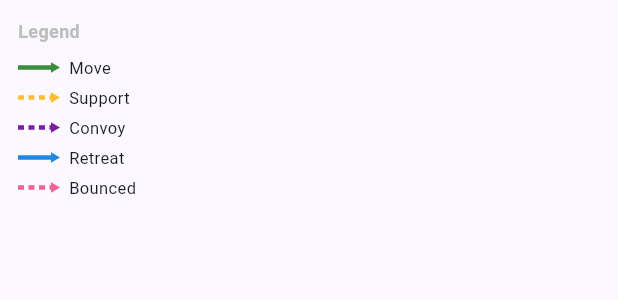
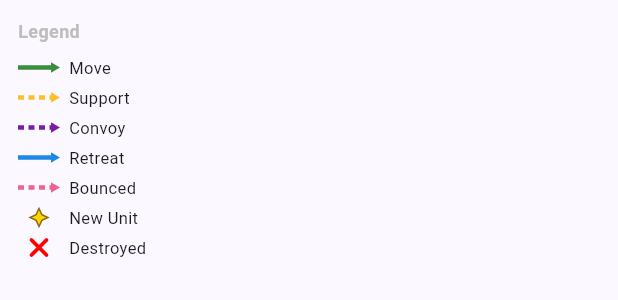
Before and after one commit to freeeve/polite-betrayal, a Flutter app: the _MapLegend widget shown alone on an empty page, opened directly, on a phone screen of 412 x 824 dp. Shown: the top 300 px of the screen. Run offline on Flutter 3.47's test engine with Material 3 defaults, Android fonts, the phone set to English and light mode, and no system bars; our stand-ins replace flutter_riverpod, flutter_secure_storage, flutter_svg, go_router; accounts and stored records are empty; network calls fail.

Commit message:
feat(ui): add new unit and destroyed unit symbols to map legend

```diff
--- a/ui/lib/features/game/game_screen.dart
+++ b/ui/lib/features/game/game_screen.dart
@@ -668,12 +668,12 @@ int _alivePowerCount(GameViewState state) {
   return gs.supplyCenters.values.toSet().length;
 }
 
-/// Color legend for map arrows.
+/// Color legend for map arrows and unit markers.
 class _MapLegend extends StatelessWidget {
   final bool compact;
   const _MapLegend({this.compact = false});
 
-  static final _entries = [
+  static final _arrowEntries = [
     ('Move', Colors.green.shade700, false),
     ('Support', Colors.yellow.shade700, true),
     ('Convoy', Colors.purple.shade700, true),
@@ -683,7 +683,11 @@ class _MapLegend extends StatelessWidget {
 
   @override
   Widget build(BuildContext context) {
-    final items = _entries.map((e) => _item(e.$1, e.$2, e.$3)).toList();
+    final items = <Widget>[
+      ..._arrowEntries.map((e) => _arrowItem(e.$1, e.$2, e.$3)),
+      _symbolItem('New Unit', const _LegendStarPainter()),
+      _symbolItem('Destroyed', const _LegendXPainter()),
+    ];
 
     if (compact) {
       return Padding(
@@ -710,7 +714,7 @@ class _MapLegend extends StatelessWidget {
     );
   }
 
-  Widget _item(String label, Color color, bool dashed) {
+  Widget _arrowItem(String label, Color color, bool dashed) {
     return Padding(
       padding: const EdgeInsets.symmetric(vertical: 2),
       child: Row(
@@ -720,6 +724,24 @@ class _MapLegend extends StatelessWidget {
             width: 28,
             height: 14,
             child: CustomPaint(painter: _LegendArrowPainter(color, dashed)),
+          ),
+          const SizedBox(width: 6),
+          Text(label, style: const TextStyle(fontSize: 11)),
+        ],
+      ),
+    );
+  }
+
+  Widget _symbolItem(String label, CustomPainter painter) {
+    return Padding(
+      padding: const EdgeInsets.symmetric(vertical: 2),
+      child: Row(
+        mainAxisSize: MainAxisSize.min,
+        children: [
+          SizedBox(
+            width: 28,
+            height: 14,
+            child: CustomPaint(painter: painter),
           ),
           const SizedBox(width: 6),
           Text(label, style: const TextStyle(fontSize: 11)),
@@ -772,6 +794,68 @@ class _LegendArrowPainter extends CustomPainter {
       old.color != color || old.dashed != dashed;
 }
 
+/// Draws a small gold star for the "New Unit" legend entry (matches _drawBuildStar in MapPainter).
+class _LegendStarPainter extends CustomPainter {
+  const _LegendStarPainter();
+
+  @override
+  void paint(Canvas canvas, Size size) {
+    final center = Offset(size.width / 2, size.height / 2);
+    const outerR = 6.0;
+    const innerR = 2.7;
+    final path = Path();
+    for (var i = 0; i < 8; i++) {
+      final angle = (i * math.pi / 4) - math.pi / 2;
+      final r = i.isEven ? outerR : innerR;
+      final x = center.dx + r * math.cos(angle);
+      final y = center.dy + r * math.sin(angle);
+      if (i == 0) {
+        path.moveTo(x, y);
+      } else {
+        path.lineTo(x, y);
+      }
+    }
+    path.close();
+    canvas.drawPath(path, Paint()..color = const Color(0xFFFFD700));
+    canvas.drawPath(path, Paint()
+      ..color = const Color(0xFF8B6914)
+      ..style = PaintingStyle.stroke
+      ..strokeWidth = 1.0);
+  }
+
+  @override
+  bool shouldRepaint(covariant _LegendStarPainter old) => false;
+}
+
+/// Draws a small red X for the "Destroyed" legend entry (matches _drawDisbandX in MapPainter).
+class _LegendXPainter extends CustomPainter {
+  const _LegendXPainter();
+
+  @override
+  void paint(Canvas canvas, Size size) {
+    final center = Offset(size.width / 2, size.height / 2);
+    const half = 5.0;
+    final paint = Paint()
+      ..color = const Color(0xFFFF0000)
+      ..strokeWidth = 2.5
+      ..strokeCap = StrokeCap.round
+      ..style = PaintingStyle.stroke;
+    canvas.drawLine(
+      center + const Offset(-half, -half),
+      center + const Offset(half, half),
+      paint,
+    );
+    canvas.drawLine(
+      center + const Offset(half, -half),
+      center + const Offset(-half, half),
+      paint,
+    );
+  }
+
+  @override
+  bool shouldRepaint(covariant _LegendXPainter old) => false;
+}
+
 /// Persistent banner shown instead of PhaseBar for finished games.
 class _GameOverBanner extends StatelessWidget {
   final String? winner;
```
